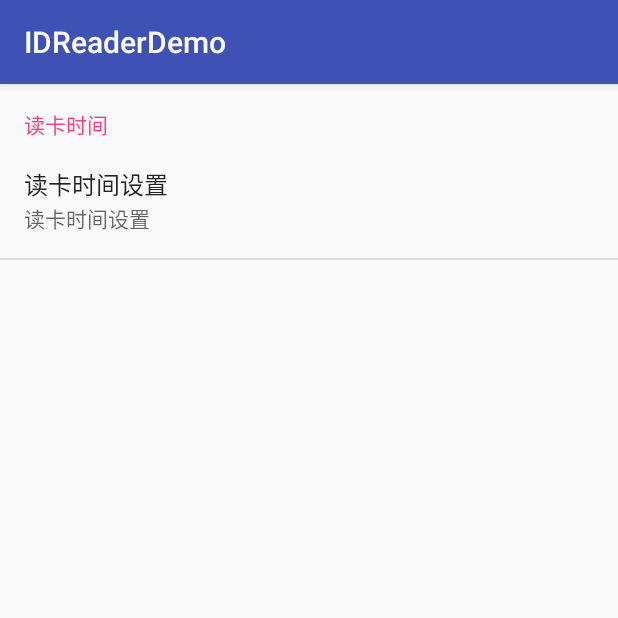
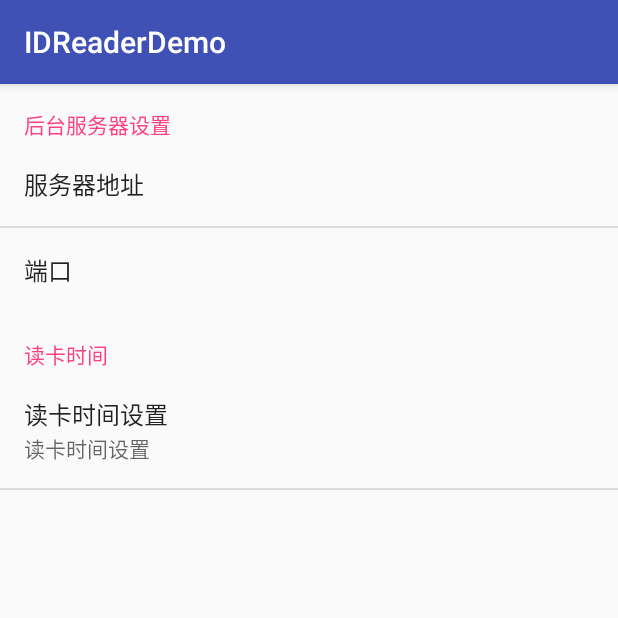
Before and after one commit to hexinlei/IDCardReaderDemo, an Android app: the fragment ReaderFragment shown on its own in the app's theme, on a phone screen of 412 x 824 dp, the top half of it. Run offline under Robolectric (Android 15) with nearby library versions, the phone set to English and light mode, and no system bars.

Commit message:
服务器设置

```diff
--- a/app/src/main/java/com/demo/ranger/idreaderdemo/MainActivity.java
+++ b/app/src/main/java/com/demo/ranger/idreaderdemo/MainActivity.java
@@ -184,7 +184,7 @@ public class MainActivity extends AppCompatActivity {
     }
 
     public  void getCartInfo(String id) {
-        RequestParams requestParams = new RequestParams("http://124.117.209.133:29092/verificationInterface/redList/personRedList");
+        RequestParams requestParams = new RequestParams(getUrl());
         final RequestData requestData= new RequestData();
         requestData.setDeviceCode("7650100100000001");
         requestData.setCardNo(id);
@@ -213,6 +213,14 @@ public class MainActivity extends AppCompatActivity {
             public void onError(Throwable ex, boolean isOnCallback) {
             }
         });
+    }
+
+    private String getUrl()
+    {
+        String ip = preferences.getString("pre_reader_server","124.117.209.133");
+        String port = preferences.getString("pre_reader_serverport","29092");
+        return "http://"+ip+":"+port+"/verificationInterface/redList/personRedList";
+
     }
 
     class MyReceiver extends BroadcastReceiver{
--- a/app/src/main/res/values/strings.xml
+++ b/app/src/main/res/values/strings.xml
@@ -45,6 +45,11 @@
     </string-array>
 
     <string name="pre_header_reader_setting">读卡设置</string>
+    <string name="pre_reader_server">后台服务器设置</string>
+    <string name="pre_reader_server_title">服务器地址</string>
+    <string name="pre_reader_server_ipdefault">124.117.209.133</string>
+    <string name="pre_reader_server_port">29092</string>
+    <string name="pre_reader_serverport_title">端口</string>
     <string name="pre_reader_times">读卡时间</string>
     <string name="pre_reader_times_title">读卡时间设置</string>
 
--- a/app/src/main/res/xml/pref_reader_setting.xml
+++ b/app/src/main/res/xml/pref_reader_setting.xml
@@ -1,5 +1,21 @@
 <?xml version="1.0" encoding="utf-8"?>
 <PreferenceScreen xmlns:android="http://schemas.android.com/apk/res/android">
+    <PreferenceCategory
+            android:title="@string/pre_reader_server">
+
+        <EditTextPreference
+                android:defaultValue="@string/pre_reader_server_ipdefault"
+                android:selectAllOnFocus="true"
+                android:singleLine="true"
+                android:title="@string/pre_reader_server_title"
+                android:key="pre_reader_server"/>
+        <EditTextPreference
+                android:defaultValue="@string/pre_reader_server_port"
+                android:selectAllOnFocus="true"
+                android:singleLine="true"
+                android:title="@string/pre_reader_serverport_title"
+                android:key="pre_reader_serverport"/>
+    </PreferenceCategory>
     <PreferenceCategory android:title="@string/pre_reader_times">
         <EditTextPreference
             android:key="reader_times_preference"
```
